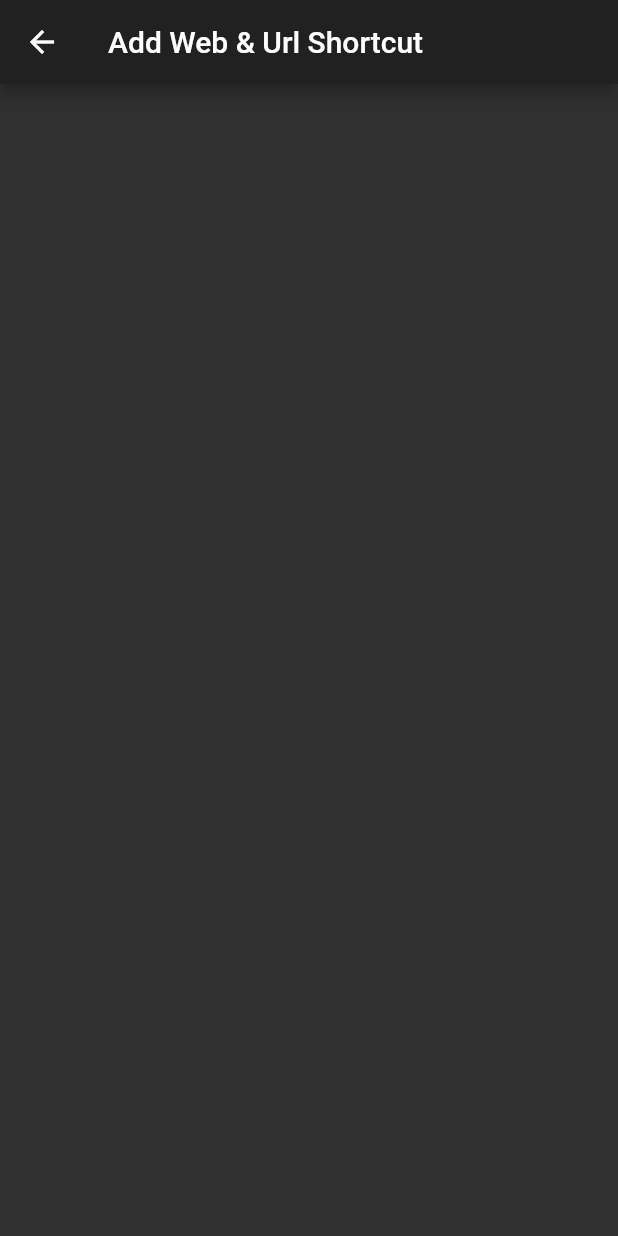
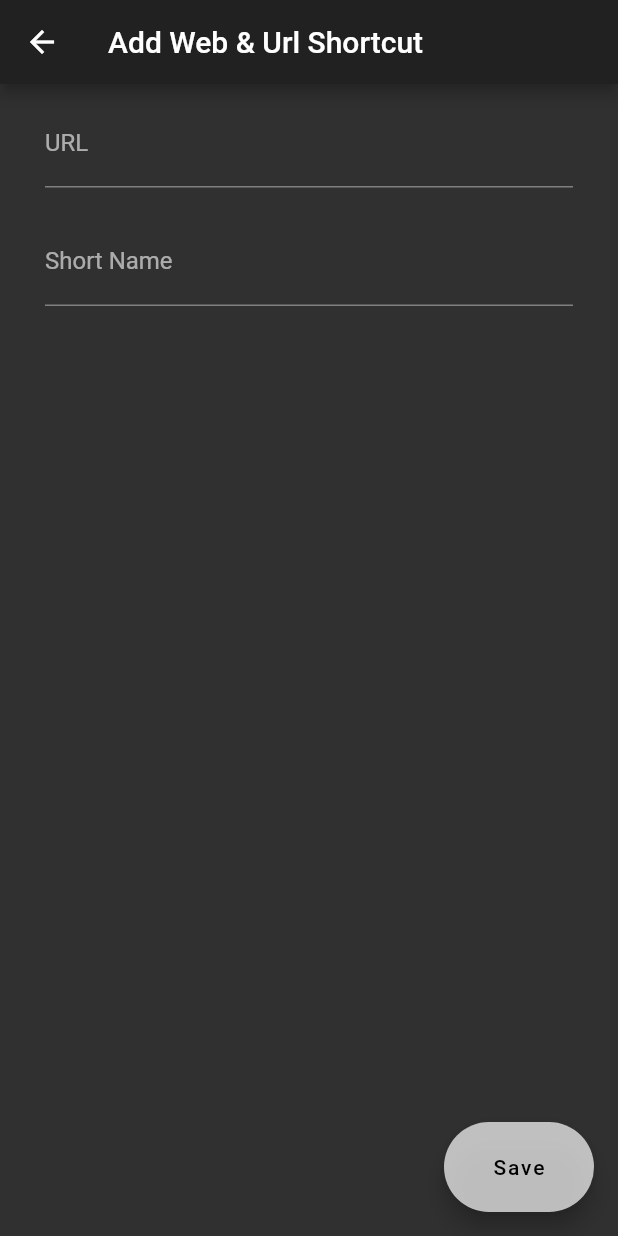
Before and after one commit to enesbiyyik/flutter-shortcut-app, a Flutter app: the AddWebShortcut screen opened directly, on a phone screen of 412 x 824 dp. Run offline on Flutter 3.47's test engine with Material 2 defaults, Android fonts, the phone set to English and light mode, and no system bars; missing offline and left inert: device_apps.

Commit message:
first customization module added

```diff
--- a/lib/main.dart
+++ b/lib/main.dart
@@ -2,59 +2,7 @@ import 'package:flutter/material.dart';
 import 'package:url_launcher/url_launcher.dart';
 import 'package:device_apps/device_apps.dart';
 
-void main() {
-  runApp(MyApp());
-}
-
-class MyApp extends StatelessWidget {
-  // This widget is the root of your application.
-  @override
-  Widget build(BuildContext context) {
-    return MaterialApp(
-      title: 'Shortcuts',
-      debugShowCheckedModeBanner: false,
-      theme: ThemeData(
-        brightness: Brightness.light,
-      ),
-      darkTheme: ThemeData(
-        accentColor: Colors.blue.shade700,
-        brightness: Brightness.dark,
-      ),
-      themeMode: ThemeMode.dark,
-      home: MyHomePage(),
-    );
-  }
-}
-
-class MyHomePage extends StatefulWidget {
-  @override
-  _MyHomePageState createState() => _MyHomePageState();
-}
-
-class _MyHomePageState extends State<MyHomePage> {
-  @override
-  Widget build(BuildContext context) {
-    return Scaffold(
-      appBar: AppBar(
-        title: Text("Shortcuts"),
-        actions: [
-          IconButton(icon: Icon(Icons.add), onPressed: () => addNew(context)),
-        ],
-      ),
-      body: GridView.count(
-        reverse: true,
-        crossAxisCount: 2,
-        scrollDirection: Axis.vertical,
-        primary: true,
-        padding: EdgeInsets.all(20),
-        crossAxisSpacing: 30,
-        mainAxisSpacing: 30,
-        children: shortcuts,
-      ),
-    );
-  }
-
-  static List<Widget> shortcuts = [
+List<Widget> shortcuts = [
     GestureDetector(
       onTap: () => DeviceApps.openApp("com.linkedin.android"),
       child: Container(
@@ -113,6 +61,58 @@ class _MyHomePageState extends State<MyHomePage> {
     ),
   ];
 
+void main() {
+  runApp(MyApp());
+}
+
+class MyApp extends StatelessWidget {
+  // This widget is the root of your application.
+  @override
+  Widget build(BuildContext context) {
+    return MaterialApp(
+      title: 'Shortcuts',
+      debugShowCheckedModeBanner: false,
+      theme: ThemeData(
+        brightness: Brightness.light,
+      ),
+      darkTheme: ThemeData(
+        accentColor: Colors.white70,
+        brightness: Brightness.dark,
+      ),
+      themeMode: ThemeMode.dark,
+      home: MyHomePage(),
+    );
+  }
+}
+
+class MyHomePage extends StatefulWidget {
+  @override
+  _MyHomePageState createState() => _MyHomePageState();
+}
+
+class _MyHomePageState extends State<MyHomePage> {
+  @override
+  Widget build(BuildContext context) {
+    return Scaffold(
+      appBar: AppBar(
+        title: Text("Shortcuts"),
+        actions: [
+          IconButton(icon: Icon(Icons.add), onPressed: () => addNew(context)),
+        ],
+      ),
+      body: GridView.count(
+        reverse: true,
+        crossAxisCount: 2,
+        scrollDirection: Axis.vertical,
+        primary: true,
+        padding: EdgeInsets.all(20),
+        crossAxisSpacing: 30,
+        mainAxisSpacing: 30,
+        children: shortcuts,
+      ),
+    );
+  }
+
   void addNew(BuildContext ctx) {
     showDialog(
       context: ctx,
@@ -160,13 +160,97 @@ class AddWebShortcut extends StatefulWidget {
 }
 
 class _AddWebShortcutState extends State<AddWebShortcut> {
+
+  String _webUrl;
+  String _shortName;
+  bool autoControl = false;
+  final formKey = GlobalKey<FormState>();
+
   @override
   Widget build(BuildContext context) {
     return Scaffold(
       appBar: AppBar(
         title: Text("Add Web & Url Shortcut"),
       ),
+      floatingActionButton: Container(
+        width: 100,
+        height: 60,
+        child: FloatingActionButton.extended(
+          onPressed: () => saveShortcut(),
+          label: Text("Save"),
+        ),
+      ),
+      body: Container(
+        child: Form(
+          key: formKey,
+          autovalidate: autoControl,
+          child: Column(
+            children: [
+              Padding(
+                padding: const EdgeInsets.fromLTRB(30, 10, 30, 10),
+                child: TextFormField(
+                  decoration: InputDecoration(
+                    focusColor: Colors.white,
+                    fillColor: Colors.white,
+                    hintText: "Add Url to launch",
+                    labelText: "URL",
+                  ),
+                  keyboardType: TextInputType.url,
+                  validator: (String s) => _urlControl(s),
+                  onSaved: (deger) {
+                  _webUrl = deger;
+                  },
+                ),
+              ),
+              Padding(
+                padding: const EdgeInsets.fromLTRB(30, 10, 30, 10),
+                child: TextFormField(
+                  decoration: InputDecoration(
+                    focusColor: Colors.white,
+                    fillColor: Colors.white,
+                    hintText: "Short Name",
+                    labelText: "Short Name",
+                  ),
+                  keyboardType: TextInputType.text,
+                  validator: (String s){},
+                  onSaved: (deger) {
+                    _shortName = deger;
+                  },
+                ),
+              ),
+            ],
+          ),
+        ),
+      ),
     );
+  }
+  String _urlControl(String url) {
+    Pattern pattern = r"((https?:www\.)|(https?:\/\/)|(www\.))[-a-zA-Z0-9@:%._\+~#=]{1,256}\.[a-zA-Z0-9]{1,6}(\/[-a-zA-Z0-9()@:%_\+.~#?&\/=]*)?";
+    RegExp regex = new RegExp(pattern);
+    if (!regex.hasMatch(url)) return 'Please control the URL';
+    else return null;
+  }
+  void saveShortcut(){
+    if (formKey.currentState.validate()) {
+      formKey.currentState.save();
+      shortcuts.add(
+        GestureDetector(
+          onTap: () => DeviceApps.openApp("com.linkedin.android"),
+          child: Container(
+            margin: EdgeInsets.all(6),
+            alignment: Alignment.center,
+            decoration: BoxDecoration(
+              borderRadius: BorderRadius.all(Radius.circular(10)),
+              image: DecorationImage(
+                fit: BoxFit.cover,
+                image: AssetImage("images/li.png"),
+              ),
+            ),
+          ),
+        ),
+      );
+    } else
+    autoControl = true;
   }
 }
 
@@ -178,7 +262,18 @@ class AddAppShortcut extends StatefulWidget {
 class _AddAppShortcutState extends State<AddAppShortcut> {
   @override
   Widget build(BuildContext context) {
-    return Container();
+    return Scaffold(
+      appBar: AppBar(
+        title: Text("Add App Shortcut"),
+      ),
+      body: Container(
+        child: Column(
+          children: [
+
+          ],
+        ),
+      ),
+    );
   }
 }
 
@@ -190,6 +285,17 @@ class AddPhoneShortcut extends StatefulWidget {
 class _AddPhoneShortcutState extends State<AddPhoneShortcut> {
   @override
   Widget build(BuildContext context) {
-    return Container();
+    return Scaffold(
+      appBar: AppBar(
+        title: Text("Add Phone Shortcut"),
+      ),
+      body: Container(
+        child: Column(
+          children: [
+
+          ],
+        ),
+      ),
+    );
   }
 }
```
